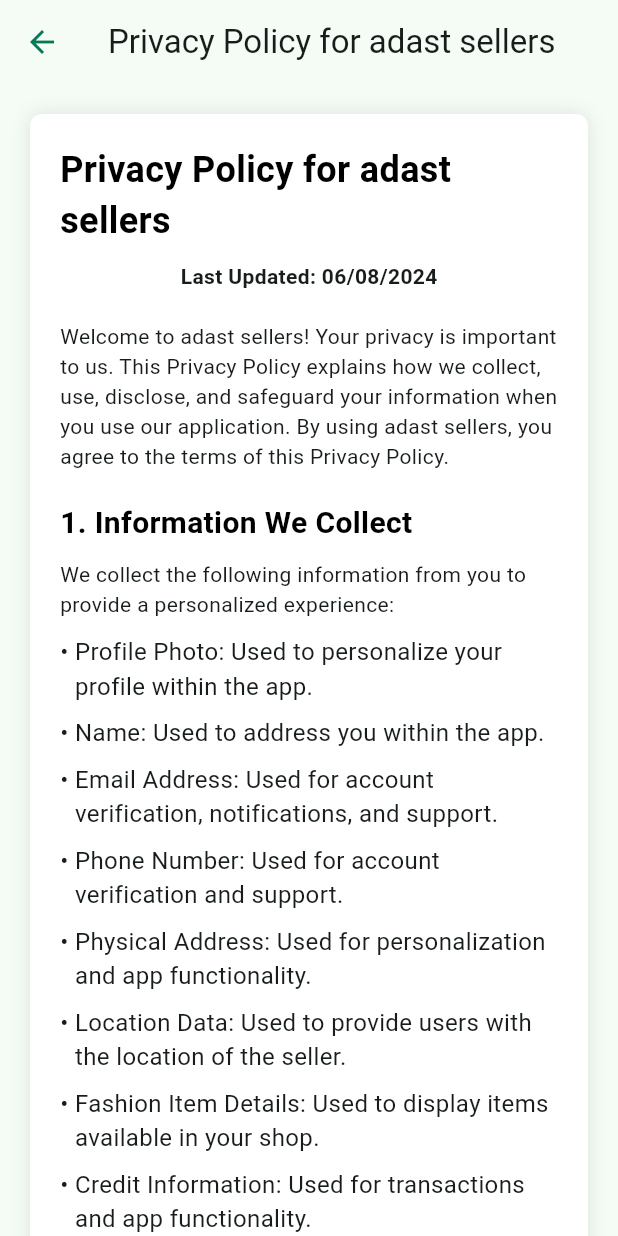
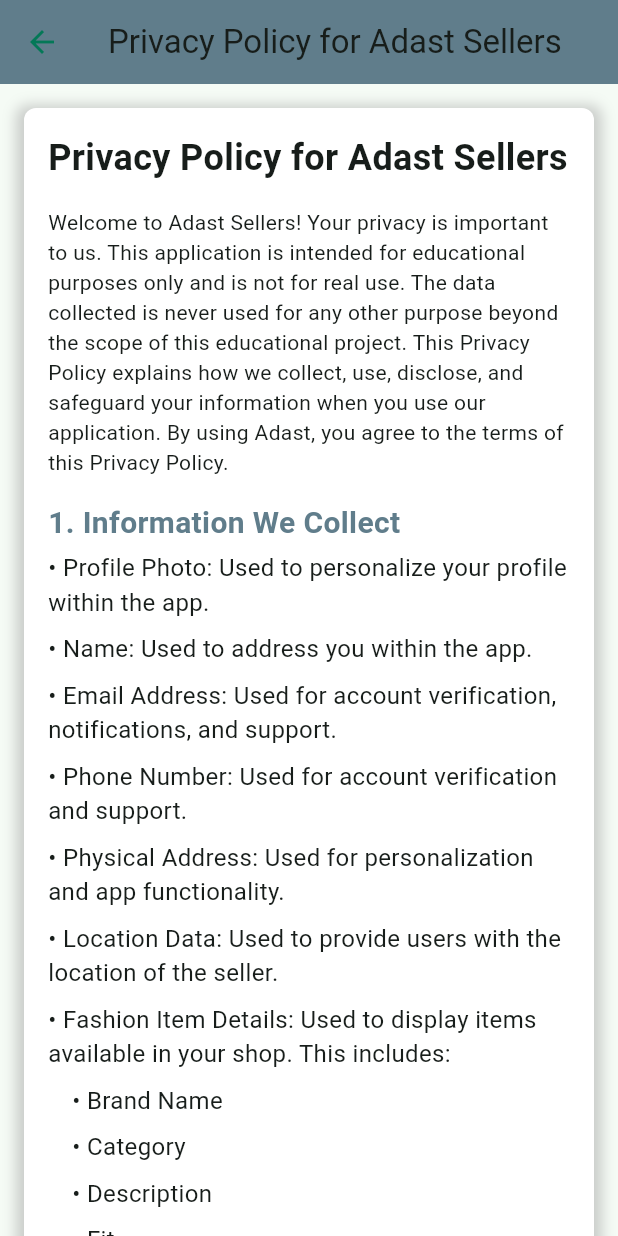
Before and after one commit to VishnuMelath/adast_seller, a Flutter app: the SettingsPage screen opened directly, after a tap on "Privacy policy", on a phone screen of 412 x 824 dp. Run offline on Flutter 3.47's test engine with Material 3 defaults, Android fonts, the light colour scheme and no system bars; our stand-ins replace bloc, cached_network_image, cloud_firestore, firebase_auth, firebase_core, firebase_storage and 10 more; missing offline and left inert: encrypt; accounts and stored records are empty.

Commit message:
after updating privacy policy content

```diff
--- a/lib/features/chat/chat_list/UI/chat_list_page.dart
+++ b/lib/features/chat/chat_list/UI/chat_list_page.dart
@@ -21,7 +21,6 @@
       child: SafeArea(
         child: Scaffold(
           backgroundColor: backgroundColor,
-
           body: BlocBuilder<ChatListBloc, ChatListState>(
             builder: (context, state) {
               if(state is ChatListLoadingState)
--- a/lib/features/register_page.dart/bloc/register_bloc.dart
+++ b/lib/features/register_page.dart/bloc/register_bloc.dart
@@ -19,7 +19,7 @@
 
   FutureOr<void> registerButtonEvent(RegisterButtonEvent event, Emitter<RegisterState> emit) async{
     emit(RegisterButtomPressedState());
-    var user=SellerModel( name: event.nameController.text, email: event.emailController.text,place: '' ,creationTime: DateTime.now());
+    var user=SellerModel( name: event.nameController.text, email: event.emailController.text,place: 'not available' ,creationTime: DateTime.now());
     if(event.formkey.currentState!.validate())
     {
       try{
--- a/lib/features/settings/UI/privacy_policy.dart
+++ b/lib/features/settings/UI/privacy_policy.dart
@@ -1,250 +1,120 @@
-import 'dart:developer';
+import 'package:flutter/material.dart';
 
-import 'package:flutter/material.dart';
-import 'package:url_launcher/url_launcher.dart';
+class PrivacyPolicyPage extends StatelessWidget {
+  const PrivacyPolicyPage({super.key});
 
-import '../../../ themes/themes.dart';
-
-class PrivacyPolicy extends StatelessWidget {
   @override
   Widget build(BuildContext context) {
     return Scaffold(
       appBar: AppBar(
-        title: Text('Privacy Policy for adast sellers'),
+        title: const Text('Privacy Policy for Adast Sellers'),
+        backgroundColor: Colors.blueGrey,
       ),
       body: SingleChildScrollView(
-        padding: EdgeInsets.all(20.0),
+        padding: const EdgeInsets.all(16.0),
         child: Container(
+          padding: const EdgeInsets.all(16.0),
           decoration: BoxDecoration(
             color: Colors.white,
             borderRadius: BorderRadius.circular(8.0),
             boxShadow: [
               BoxShadow(
-                color: Colors.black.withOpacity(0.1),
-                blurRadius: 10,
+                color: Colors.grey.withOpacity(0.5),
+                spreadRadius: 5,
+                blurRadius: 7,
+                offset: const Offset(0, 3),
               ),
             ],
           ),
-          padding: EdgeInsets.all(20.0),
           child: Column(
             crossAxisAlignment: CrossAxisAlignment.start,
-            children: <Widget>[
-              Center(
-                child: Text(
-                  'Privacy Policy for adast sellers',
-                  style: TextStyle(
-                    fontSize: 24.0,
-                    fontWeight: FontWeight.bold,
-                    color: Colors.black,
-                  ),
-                ),
-              ),
-              SizedBox(height: 10),
-              Center(
-                child: Text(
-                  'Last Updated: 06/08/2024',
-                  style: TextStyle(
-                    fontWeight: FontWeight.bold,
-                  ),
-                ),
-              ),
-              SizedBox(height: 20),
-              Text(
-                'Welcome to adast sellers! Your privacy is important to us. This Privacy Policy explains how we collect, use, disclose, and safeguard your information when you use our application. By using adast sellers, you agree to the terms of this Privacy Policy.',
-              ),
-              SizedBox(height: 20),
-              Text(
-                '1. Information We Collect',
+            children: [
+              const Text(
+                'Privacy Policy for Adast Sellers',
                 style: TextStyle(
-                  fontSize: 20.0,
-                  fontWeight: FontWeight.bold,
-                  color: Colors.black,
-                ),
-              ),
-              SizedBox(height: 10),
-              Text(
-                'We collect the following information from you to provide a personalized experience:',
-              ),
-              SizedBox(height: 10),
-              _buildBulletPoint(
-                'Profile Photo: Used to personalize your profile within the app.',
-              ),
-              _buildBulletPoint(
-                'Name: Used to address you within the app.',
-              ),
-              _buildBulletPoint(
-                'Email Address: Used for account verification, notifications, and support.',
-              ),
-              _buildBulletPoint(
-                'Phone Number: Used for account verification and support.',
-              ),
-              _buildBulletPoint(
-                'Physical Address: Used for personalization and app functionality.',
-              ),
-              _buildBulletPoint(
-                'Location Data: Used to provide users with the location of the seller.',
-              ),
-              _buildBulletPoint(
-                'Fashion Item Details: Used to display items available in your shop.',
-              ),
-              _buildBulletPoint(
-                'Credit Information: Used for transactions and app functionality.',
-              ),
-              SizedBox(height: 20),
-              Text(
-                '2. How We Use Your Information',
-                style: TextStyle(
-                  fontSize: 20.0,
-                  fontWeight: FontWeight.bold,
-                  color: Colors.black,
-                ),
-              ),
-              SizedBox(height: 10),
-              Text(
-                'We use the collected information for the following purposes:',
-              ),
-              SizedBox(height: 10),
-              _buildBulletPoint(
-                'Personalization: To personalize your experience and provide tailored content.',
-              ),
-              _buildBulletPoint(
-                'Account Management: To manage your account and provide customer support.',
-              ),
-              _buildBulletPoint(
-                'Location Services: To provide users with the location of the seller.',
-              ),
-              _buildBulletPoint(
-                'In-App Chat: To facilitate communication between users and sellers.',
-              ),
-              _buildBulletPoint(
-                'Transactions: To process transactions securely within the app.',
-              ),
-              SizedBox(height: 20),
-              Text(
-                '3. Information Sharing and Disclosure',
-                style: TextStyle(
-                  fontSize: 20.0,
-                  fontWeight: FontWeight.bold,
-                  color: Colors.black,
-                ),
-              ),
-              SizedBox(height: 10),
-              Text(
-                'We do not share, sell, or distribute your personal information to any third parties. All information collected is used solely within adast sellers for the purposes mentioned above.',
-              ),
-              SizedBox(height: 20),
-              Text(
-                '4. Data Security',
-                style: TextStyle(
-                  fontSize: 20.0,
-                  fontWeight: FontWeight.bold,
-                  color: Colors.black,
-                ),
-              ),
-              SizedBox(height: 10),
-              Text(
-                'We take the security of your personal information seriously and use industry-standard security measures to protect your data from unauthorized access, disclosure, alteration, and destruction.',
-              ),
-              SizedBox(height: 10),
-              Text(
-                'Security Measures:',
-                style: TextStyle(
+                  fontSize: 24,
                   fontWeight: FontWeight.bold,
                 ),
               ),
-              SizedBox(height: 10),
-              _buildBulletPoint(
-                'Encryption: We use encryption to protect your data during transmission and storage.',
+
+              const SizedBox(height: 16),
+              const Text(
+                'Welcome to Adast Sellers! Your privacy is important to us. This application is intended for educational purposes only and is not for real use. The data collected is never used for any other purpose beyond the scope of this educational project. This Privacy Policy explains how we collect, use, disclose, and safeguard your information when you use our application. By using Adast, you agree to the terms of this Privacy Policy.',
               ),
-              _buildBulletPoint(
-                'Secure Storage: We store your data on secure servers provided by Firebase services, which comply with industry security standards.',
-              ),
-              _buildBulletPoint(
-                'Payment Processing: We use Razorpay for processing transactions securely. Razorpay adheres to the highest security standards to protect your financial information.',
-              ),
-              SizedBox(height: 20),
-              Text(
-                '5. Your Rights',
-                style: TextStyle(
-                  fontSize: 20.0,
-                  fontWeight: FontWeight.bold,
-                  color: Colors.black,
+              const SizedBox(height: 16),
+              _sectionTitle('1. Information We Collect'),
+              _listItem('Profile Photo: Used to personalize your profile within the app.'),
+              _listItem('Name: Used to address you within the app.'),
+              _listItem('Email Address: Used for account verification, notifications, and support.'),
+              _listItem('Phone Number: Used for account verification and support.'),
+              _listItem('Physical Address: Used for personalization and app functionality.'),
+              _listItem('Location Data: Used to provide users with the location of the seller.'),
+              _listItem('Fashion Item Details: Used to display items available in your shop. This includes:'),
+              Padding(
+                padding: const EdgeInsets.only(left: 16.0),
+                child: Column(
+                  crossAxisAlignment: CrossAxisAlignment.start,
+                  children:  [
+                    _listItem('Brand Name'),
+                    _listItem('Category'),
+                    _listItem('Description'),
+                    _listItem('Fit'),
+                    _listItem('Images'),
+                    _listItem('Material'),
+                    _listItem('Meta Description'),
+                    _listItem('Meta Title'),
+                    _listItem('Name'),
+                    _listItem('Price'),
+                    _listItem('Sizes and Their Counts'),
+                  ],
                 ),
               ),
-              SizedBox(height: 10),
-              Text('You have the right to:'),
-              SizedBox(height: 10),
-              _buildBulletPoint(
-                'Access Your Information: Request a copy of the personal information we hold about you.',
+              const SizedBox(height: 16),
+              _sectionTitle('2. How We Use Your Information'),
+              _listItem('Personalization: To personalize your experience and provide tailored content.'),
+              _listItem('Account Management: To manage your account and provide customer support.'),
+              _listItem('Location Services: To provide users with the location of the seller.'),
+              _listItem('In-App Chat: To facilitate communication between users and sellers.'),
+              _listItem('Displaying Fashion Items: To showcase the fashion items available in your shop, including all relevant details such as brand name, category, and prices.'),
+              const SizedBox(height: 16),
+              _sectionTitle('3. Information Sharing and Disclosure'),
+              const Text(
+                'We do not share, sell, or distribute your personal information to any third parties. All information collected is used solely within Adast Sellers for the purposes mentioned above.',
               ),
-              _buildBulletPoint(
-                'Update Your Information: Correct or update your personal information.',
+              const SizedBox(height: 16),
+              _sectionTitle('4. Data Security'),
+              const Text(
+                'We take the security of your personal information seriously and use industry-standard security measures to protect your data from unauthorized access, disclosure, alteration, and destruction.',
               ),
-              _buildBulletPoint(
-                'Delete Your Information: Request the deletion of your personal information.',
-              ),
-              SizedBox(height: 20),
-              Text(
-                '6. Changes to This Privacy Policy',
-                style: TextStyle(
-                  fontSize: 20.0,
-                  fontWeight: FontWeight.bold,
-                  color: Colors.black,
-                ),
-              ),
-              SizedBox(height: 10),
-              Text(
+              const SizedBox(height: 8),
+              _listItem('Encryption: We use encryption to protect your data during transmission and storage. All personal data, such as name, email, address, and location, is stored in Firebase after encryption.'),
+              _listItem('Secure Storage: We store your data on secure servers provided by Firebase services, which comply with industry security standards.'),
+              const SizedBox(height: 16),
+              _sectionTitle('5. Your Rights'),
+              _listItem('Access Your Information: Request a copy of the personal information we hold about you.'),
+              _listItem('Update Your Information: Correct or update your personal information.'),
+              _listItem('Delete Your Information: Request the deletion of your personal information.'),
+              const SizedBox(height: 16),
+              _sectionTitle('6. Changes to This Privacy Policy'),
+              const Text(
                 'We may update this Privacy Policy from time to time. If we make significant changes, we will notify you through the app or by other means before the changes take effect. We encourage you to review this Privacy Policy periodically to stay informed about how we are protecting your information.',
               ),
-              SizedBox(height: 20),
-              Text(
-                '7. Contact Us',
-                style: TextStyle(
-                  fontSize: 20.0,
-                  fontWeight: FontWeight.bold,
-                  color: Colors.black,
-                ),
-              ),
-              SizedBox(height: 10),
-              Text(
+              const SizedBox(height: 16),
+              _sectionTitle('7. Contact Us'),
+              const Text(
                 'If you have any questions or concerns about this Privacy Policy or our data practices, please contact us at:',
               ),
-              SizedBox(height: 10),
-              GestureDetector(
-          onTap: () async {
-            final Uri params = Uri(
-              scheme: 'mailto',
-              path: 'vishnumeloth13@gmail.com',
-              query:
-                  'subject=Privacy%20Policy%20Inquiry',
-            );
-            if (await canLaunchUrl(params)) {
-              await launchUrl(params);
-            } else {
-              log('Could not launch $params');
-            }
-          },
-          child: Text(
-            'vishnumeloth13@gmail.com',
-            style: urlTextStyle,
-          ),
-        ),
-              Text(
-                'Phone: 9605391056',
-                style: TextStyle(
-                  fontWeight: FontWeight.bold,
-                ),
+              const SizedBox(height: 8),
+              const Text('Email: vishnumeloth13@gmail.com'),
+              const Text('Phone: 9605391056'),
+              const SizedBox(height: 16),
+              const Text(
+                'Effective Date: 13/08/2024',
+                style: TextStyle(fontWeight: FontWeight.bold),
               ),
-              SizedBox(height: 20),
-              Text(
-                'Effective Date: 06/08/2024',
-                style: TextStyle(
-                  fontWeight: FontWeight.bold,
-                ),
-              ),
-              SizedBox(height: 20),
-              Text(
-                'By using adast sellers, you acknowledge that you have read and understood this Privacy Policy and agree to its terms.',
+              const SizedBox(height: 16),
+              const Text(
+                'By using Adast Sellers, you acknowledge that you have read and understood this Privacy Policy and agree to its terms.',
               ),
             ],
           ),
@@ -253,17 +123,23 @@
     );
   }
 
-  Widget _buildBulletPoint(String text) {
+  Widget _sectionTitle(String title) {
+    return Text(
+      title,
+      style: const TextStyle(
+        fontSize: 20,
+        fontWeight: FontWeight.bold,
+        color: Colors.blueGrey,
+      ),
+    );
+  }
+
+  static Widget _listItem(String text) {
     return Padding(
-      padding: const EdgeInsets.only(bottom: 8.0),
-      child: Row(
-        crossAxisAlignment: CrossAxisAlignment.start,
-        children: <Widget>[
-          Text('• ', style: TextStyle(fontSize: 16.0)),
-          Expanded(
-            child: Text(text, style: TextStyle(fontSize: 16.0)),
-          ),
-        ],
+      padding: const EdgeInsets.symmetric(vertical: 4.0),
+      child: Text(
+        '• $text',
+        style: const TextStyle(fontSize: 16),
       ),
     );
   }
--- a/lib/features/settings/UI/settings.dart
+++ b/lib/features/settings/UI/settings.dart
@@ -30,7 +30,7 @@
                 editProfile(context);
               },),
               customListTile('Privacy policy', () {
-                Navigator.push(context,MaterialPageRoute(builder: (context) => PrivacyPolicy(),));
+                Navigator.push(context,MaterialPageRoute(builder: (context) => PrivacyPolicyPage(),));
               },),
               customListTile('Terms and Conditions', () {
                 Navigator.push(context,MaterialPageRoute(builder: (context) =>const TermsConditionsPage(),));
--- a/lib/models/seller_model.dart
+++ b/lib/models/seller_model.dart
@@ -27,9 +27,9 @@
     return {
       'emailaddress': encryptData(email),
       'image': image != null ? encryptData(image!) : null,
-      'name': encryptData(name),
-      'latlng': latLng,
-      'place': encryptData(place),
+      'name': encryptData(name)??encryptData('test'),
+      'latlng': latLng??GeoPoint(0,0),
+      'place': encryptData(place)??encryptData('test'),
       'wallet': wallet,
       'creationTime': Timestamp.fromDate(creationTime),
     };
--- a/lib/services/auth.dart
+++ b/lib/services/auth.dart
@@ -81,7 +81,6 @@
           accessToken: gAuth.accessToken, idToken: gAuth.idToken);
 
       await _auth.signInWithCredential(credential).then((user) async {
-        log(user.additionalUserInfo.toString());
         map = user.additionalUserInfo;
       });
     } on FirebaseException catch (e) {
```
